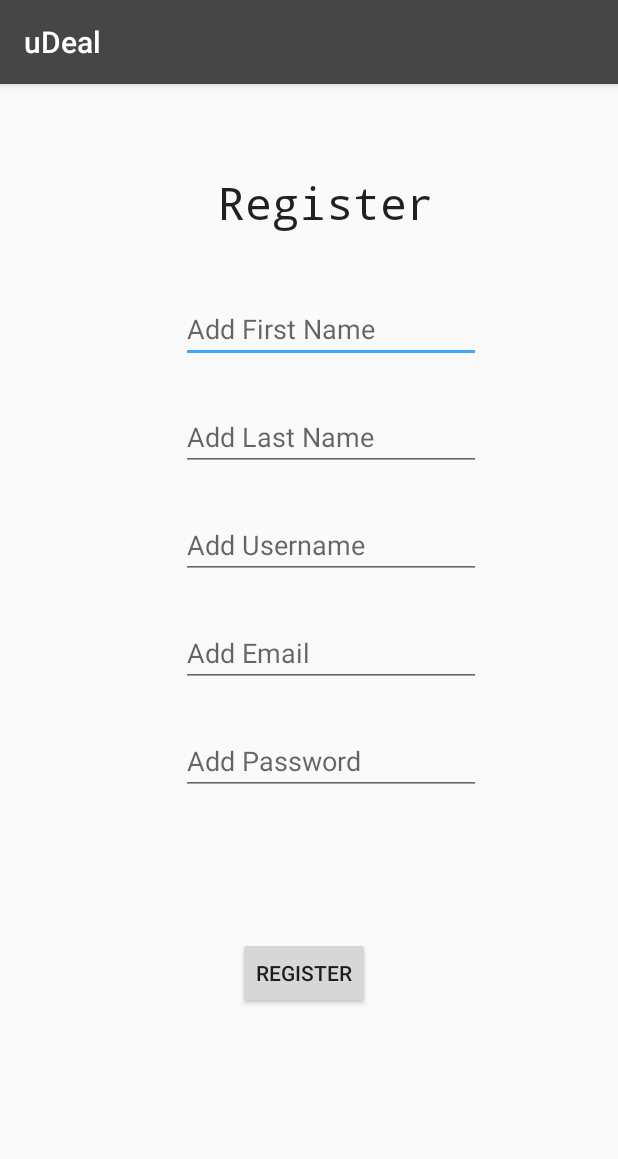
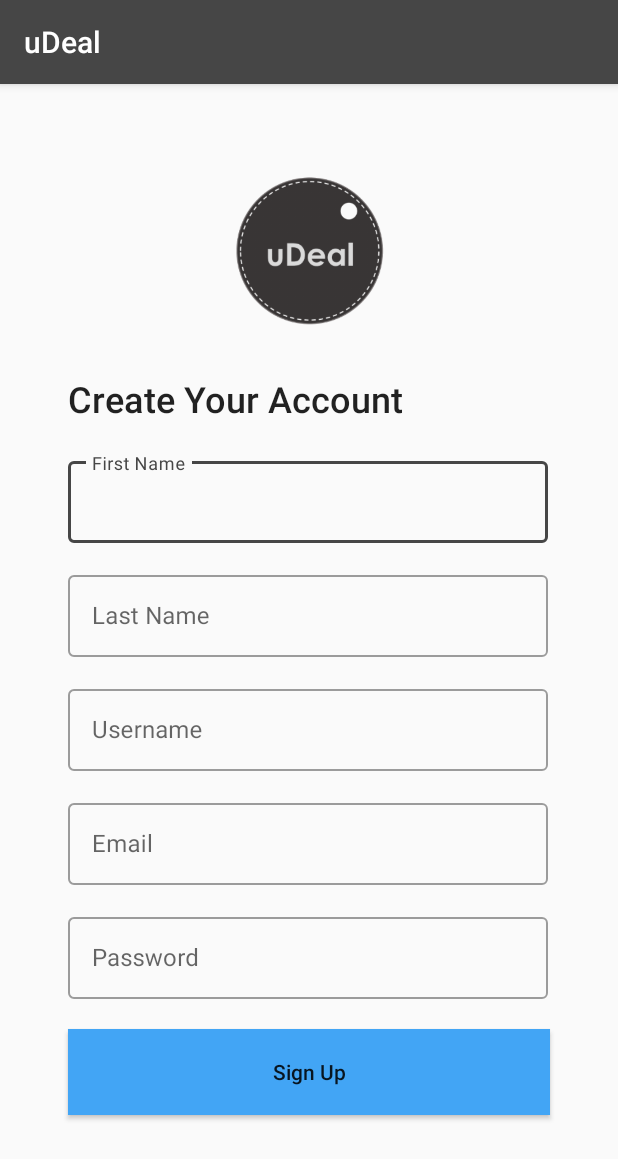
Before and after one commit to QuynhAi/uDeal, an Android app: the AddNewUser screen opened directly, with no data from a screen before it, on a phone screen of 412 x 824 dp. Shown: the top 1159 px of the screen. Run offline under Robolectric (Android 15) with nearby library versions, the phone set to English and light mode, and no system bars.

Commit message:
Updated design to Sign Up page

```diff
--- a/app/src/main/res/layout/activity_add_user.xml
+++ b/app/src/main/res/layout/activity_add_user.xml
@@ -1,134 +1,146 @@
 <?xml version="1.0" encoding="utf-8"?>
 <androidx.constraintlayout.widget.ConstraintLayout xmlns:android="http://schemas.android.com/apk/res/android"
+    xmlns:app="http://schemas.android.com/apk/res-auto"
     xmlns:tools="http://schemas.android.com/tools"
     android:layout_width="match_parent"
     android:layout_height="match_parent"
-    xmlns:app="http://schemas.android.com/apk/res-auto"
     tools:context=".AddNewUser">
-
-    <EditText
-        android:id="@+id/firstName"
-        android:layout_width="200dp"
-        android:layout_height="40dp"
-        android:layout_centerHorizontal="true"
-        android:layout_centerVertical="true"
-        android:layout_marginStart="120dp"
-        android:layout_marginLeft="120dp"
-        android:layout_marginTop="159dp"
-        android:layout_marginEnd="91dp"
-        android:layout_marginRight="91dp"
-        android:layout_marginBottom="16dp"
-        android:hint="Add First Name"
-        app:layout_constraintBottom_toTopOf="@+id/lastName"
-        app:layout_constraintEnd_toEndOf="parent"
-        app:layout_constraintStart_toStartOf="parent"
-        app:layout_constraintTop_toTopOf="parent" />
-
-    <EditText
-        android:id="@+id/lastName"
-        android:layout_width="200dp"
-        android:layout_height="40dp"
-        android:layout_below="@+id/firstName"
-        android:layout_centerHorizontal="true"
-        android:layout_centerVertical="true"
-        android:layout_marginStart="120dp"
-        android:layout_marginLeft="120dp"
-        android:layout_marginTop="16dp"
-        android:layout_marginEnd="91dp"
-        android:layout_marginRight="91dp"
-        android:layout_marginBottom="16dp"
-        android:hint="Add Last Name"
-        app:layout_constraintBottom_toTopOf="@+id/username"
-        app:layout_constraintEnd_toEndOf="parent"
-        app:layout_constraintStart_toStartOf="parent"
-        app:layout_constraintTop_toBottomOf="@+id/firstName" />
-
-    <EditText
-        android:id="@+id/username"
-        android:layout_width="200dp"
-        android:layout_height="40dp"
-        android:layout_centerHorizontal="true"
-        android:layout_centerVertical="true"
-        android:layout_marginStart="120dp"
-        android:layout_marginLeft="120dp"
-        android:layout_marginTop="16dp"
-        android:layout_marginEnd="91dp"
-        android:layout_marginRight="91dp"
-        android:layout_marginBottom="16dp"
-        android:hint="Add Username"
-        app:layout_constraintBottom_toTopOf="@+id/email"
-        app:layout_constraintEnd_toEndOf="parent"
-        app:layout_constraintStart_toStartOf="parent"
-        app:layout_constraintTop_toBottomOf="@+id/lastName" />
-
-    <EditText
-        android:id="@+id/email"
-        android:layout_width="200dp"
-        android:layout_height="40dp"
-        android:layout_centerHorizontal="true"
-        android:layout_centerVertical="true"
-        android:layout_marginStart="120dp"
-        android:layout_marginLeft="120dp"
-        android:layout_marginTop="16dp"
-        android:layout_marginEnd="91dp"
-        android:layout_marginRight="91dp"
-        android:layout_marginBottom="16dp"
-        android:hint="Add Email"
-        app:layout_constraintBottom_toTopOf="@+id/password"
-        app:layout_constraintEnd_toEndOf="parent"
-        app:layout_constraintStart_toStartOf="parent"
-        app:layout_constraintTop_toBottomOf="@+id/username" />
-
-    <EditText
-        android:id="@+id/password"
-        android:layout_width="200dp"
-        android:layout_height="40dp"
-        android:layout_marginStart="120dp"
-        android:layout_marginLeft="120dp"
-        android:layout_marginTop="16dp"
-        android:layout_marginEnd="91dp"
-        android:layout_marginRight="91dp"
-        android:layout_marginBottom="47dp"
-        android:hint="Add Password"
-        app:layout_constraintBottom_toTopOf="@+id/registerButton"
-        app:layout_constraintEnd_toEndOf="parent"
-        app:layout_constraintHorizontal_bias="0.51"
-        app:layout_constraintStart_toStartOf="parent"
-        app:layout_constraintTop_toBottomOf="@+id/email" />
 
     <TextView
         android:id="@+id/textView5"
         android:layout_width="wrap_content"
         android:layout_height="wrap_content"
-        android:layout_marginStart="187dp"
-        android:layout_marginLeft="187dp"
-        android:layout_marginTop="80dp"
-        android:layout_marginEnd="165dp"
-        android:layout_marginRight="165dp"
-        android:layout_marginBottom="68dp"
-        android:fontFamily="monospace"
-        android:text="Register"
+        android:layout_marginTop="28dp"
+        android:fontFamily="sans-serif-medium"
+        android:text="Create Your Account"
         android:textAppearance="@style/TextAppearance.AppCompat.Large"
-        android:textSize="30sp"
-        app:layout_constraintBottom_toTopOf="@+id/firstName"
+        android:textSize="24sp"
         app:layout_constraintEnd_toEndOf="parent"
+        app:layout_constraintHorizontal_bias="0.239"
         app:layout_constraintStart_toStartOf="parent"
-        app:layout_constraintTop_toTopOf="parent" />
+        app:layout_constraintTop_toBottomOf="@+id/imageView3" />
 
     <Button
         android:id="@+id/registerButton"
-        android:layout_width="wrap_content"
-        android:layout_height="wrap_content"
-        android:layout_marginStart="158dp"
-        android:layout_marginLeft="158dp"
-        android:layout_marginTop="47dp"
-        android:layout_marginEnd="165dp"
-        android:layout_marginRight="165dp"
-        android:layout_marginBottom="165dp"
-        android:text="Register"
+        android:layout_width="321dp"
+        android:layout_height="57dp"
+        android:layout_marginTop="20dp"
+        android:background="@color/colorAccent"
+        android:text="Sign Up"
+        android:textAllCaps="false"
         app:layout_constraintBottom_toBottomOf="parent"
         app:layout_constraintEnd_toEndOf="parent"
         app:layout_constraintStart_toStartOf="parent"
-        app:layout_constraintTop_toBottomOf="@+id/password" />
+        app:layout_constraintTop_toBottomOf="@+id/textInputLayout7"
+        app:layout_constraintVertical_bias="0.0" />
+
+    <com.google.android.material.textfield.TextInputLayout
+        android:id="@+id/textInputLayout3"
+        style="@style/Widget.MaterialComponents.TextInputLayout.OutlinedBox"
+        android:layout_width="320dp"
+        android:layout_height="60dp"
+        android:layout_marginTop="20dp"
+        android:hint="First Name"
+        app:layout_constraintEnd_toEndOf="parent"
+        app:layout_constraintHorizontal_bias="0.494"
+        app:layout_constraintStart_toStartOf="parent"
+        app:layout_constraintTop_toBottomOf="@+id/textView5">
+
+        <EditText
+            android:id="@+id/firstName"
+            android:layout_width="match_parent"
+            android:layout_height="wrap_content"
+            android:layout_centerHorizontal="true"
+            android:layout_centerVertical="true" />
+    </com.google.android.material.textfield.TextInputLayout>
+
+    <com.google.android.material.textfield.TextInputLayout
+        android:id="@+id/textInputLayout4"
+        style="@style/Widget.MaterialComponents.TextInputLayout.OutlinedBox"
+        android:layout_width="320dp"
+        android:layout_height="60dp"
+        android:layout_marginTop="16dp"
+        android:hint="Last Name"
+        app:layout_constraintEnd_toEndOf="parent"
+        app:layout_constraintHorizontal_bias="0.494"
+        app:layout_constraintStart_toStartOf="parent"
+        app:layout_constraintTop_toBottomOf="@+id/textInputLayout3">
+
+        <EditText
+            android:id="@+id/lastName"
+            android:layout_width="match_parent"
+            android:layout_height="wrap_content"
+            android:layout_below="@+id/firstName"
+            android:layout_centerHorizontal="true"
+            android:layout_centerVertical="true" />
+    </com.google.android.material.textfield.TextInputLayout>
+
+    <com.google.android.material.textfield.TextInputLayout
+        android:id="@+id/textInputLayout5"
+        style="@style/Widget.MaterialComponents.TextInputLayout.OutlinedBox"
+        android:layout_width="320dp"
+        android:layout_height="60dp"
+        android:layout_marginTop="16dp"
+        android:hint="Username"
+        app:layout_constraintEnd_toEndOf="parent"
+        app:layout_constraintHorizontal_bias="0.494"
+        app:layout_constraintStart_toStartOf="parent"
+        app:layout_constraintTop_toBottomOf="@+id/textInputLayout4">
+
+        <EditText
+            android:id="@+id/username"
+            android:layout_width="match_parent"
+            android:layout_height="wrap_content"
+            android:layout_centerHorizontal="true"
+            android:layout_centerVertical="true" />
+    </com.google.android.material.textfield.TextInputLayout>
+
+    <com.google.android.material.textfield.TextInputLayout
+        android:id="@+id/textInputLayout6"
+        style="@style/Widget.MaterialComponents.TextInputLayout.OutlinedBox"
+        android:layout_width="320dp"
+        android:layout_height="60dp"
+        android:layout_marginTop="16dp"
+        android:hint="Email"
+        app:layout_constraintEnd_toEndOf="parent"
+        app:layout_constraintHorizontal_bias="0.494"
+        app:layout_constraintStart_toStartOf="parent"
+        app:layout_constraintTop_toBottomOf="@+id/textInputLayout5">
+
+        <EditText
+            android:id="@+id/email"
+            android:layout_width="match_parent"
+            android:layout_height="wrap_content"
+            android:layout_centerHorizontal="true"
+            android:layout_centerVertical="true" />
+    </com.google.android.material.textfield.TextInputLayout>
+
+    <com.google.android.material.textfield.TextInputLayout
+        android:id="@+id/textInputLayout7"
+        style="@style/Widget.MaterialComponents.TextInputLayout.OutlinedBox"
+        android:layout_width="320dp"
+        android:layout_height="60dp"
+        android:layout_marginTop="16dp"
+        android:hint="Password"
+        app:layout_constraintEnd_toEndOf="parent"
+        app:layout_constraintHorizontal_bias="0.494"
+        app:layout_constraintStart_toStartOf="parent"
+        app:layout_constraintTop_toBottomOf="@+id/textInputLayout6">
+
+        <EditText
+            android:id="@+id/password"
+            android:layout_width="match_parent"
+            android:layout_height="wrap_content" />
+    </com.google.android.material.textfield.TextInputLayout>
+
+    <ImageView
+        android:id="@+id/imageView3"
+        android:layout_width="125dp"
+        android:layout_height="113dp"
+        android:layout_marginTop="52dp"
+        app:layout_constraintEnd_toEndOf="parent"
+        app:layout_constraintStart_toStartOf="parent"
+        app:layout_constraintTop_toTopOf="parent"
+        app:srcCompat="@mipmap/logo" />
 
 </androidx.constraintlayout.widget.ConstraintLayout>
```
